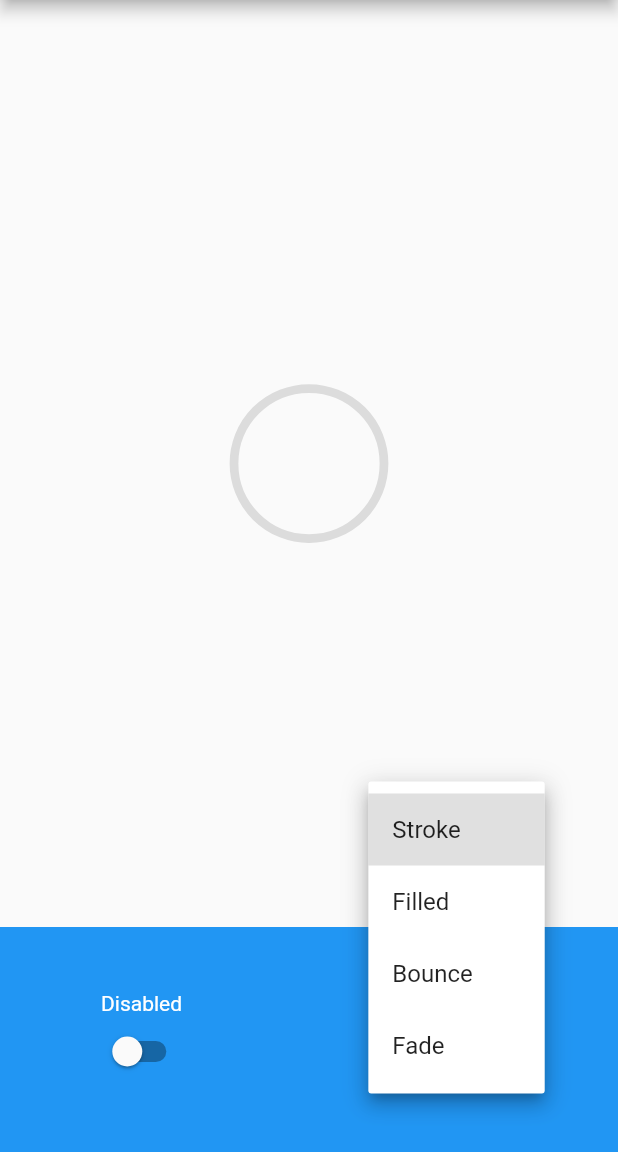
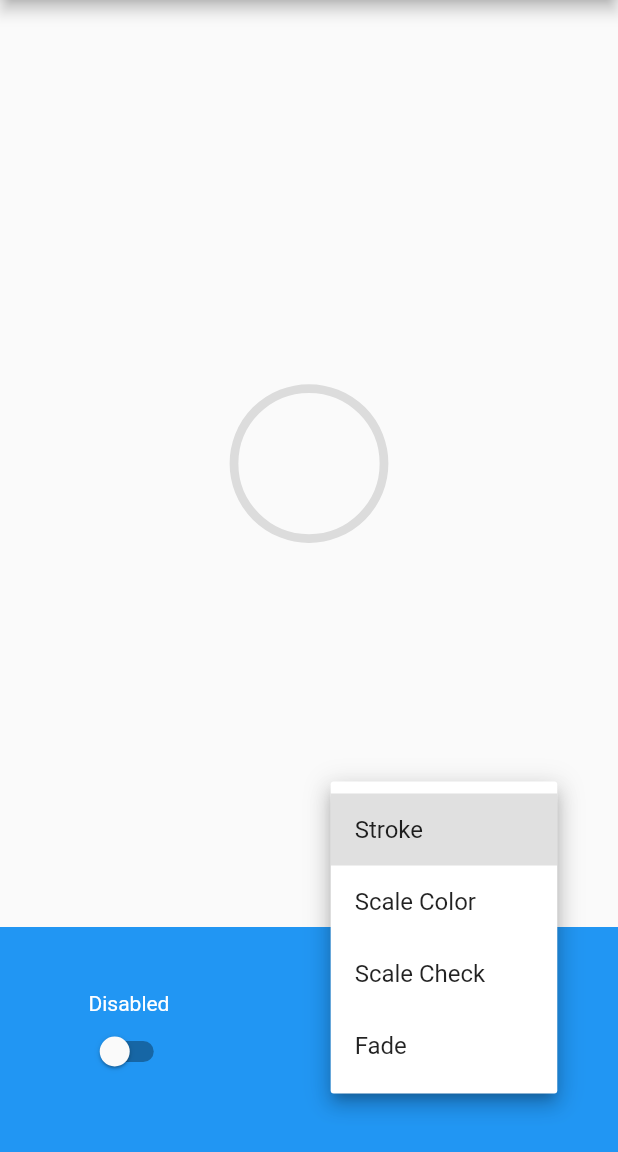
Before and after one commit to HornMichaelS/msh_checkbox, a Flutter app: the screen it shows after launch, after a tap on "Stroke", on a phone screen of 412 x 824 dp, the part 84-1236 px from its top. Run offline on Flutter 3.47's test engine with Material 2 defaults, Android fonts, the phone set to English and light mode, and no system bars.

Commit message:
Add animation to scale in the checkmark

```diff
--- a/example/lib/main.dart
+++ b/example/lib/main.dart
@@ -132,11 +132,11 @@ extension StyleName on MSHCheckboxStyle {
     switch (this) {
       case MSHCheckboxStyle.stroke:
         return "Stroke";
-      case MSHCheckboxStyle.filled:
-        return "Filled";
-      case MSHCheckboxStyle.bounce:
-        return "Bounce";
-      case MSHCheckboxStyle.fade:
+      case MSHCheckboxStyle.fillScaleColor:
+        return "Scale Color";
+      case MSHCheckboxStyle.fillScaleCheck:
+        return "Scale Check";
+      case MSHCheckboxStyle.fillFade:
         return "Fade";
     }
   }
--- a/lib/src/checkboxes/filled_checkbox.dart
+++ b/lib/src/checkboxes/scale_fill_checkbox.dart
@@ -3,8 +3,8 @@ import 'package:msh_checkbox/src/painting/check.dart';
 
 import 'checkbox_base.dart';
 
-class FilledCheckbox extends CheckboxBase {
-  const FilledCheckbox({
+class ScaleFillCheckbox extends CheckboxBase {
+  const ScaleFillCheckbox({
     Key? key,
     required bool isDisabled,
     required Color checkedColor,
--- a/lib/src/msh_checkbox.dart
+++ b/lib/src/msh_checkbox.dart
@@ -1,7 +1,8 @@
 import 'package:flutter/material.dart';
 import 'package:msh_checkbox/src/checkboxes/stroke_checkbox.dart';
 
-import 'checkboxes/filled_checkbox.dart';
+import 'checkboxes/scale_check_checkbox.dart';
+import 'checkboxes/scale_fill_checkbox.dart';
 import 'msh_checkbox_style.dart';
 
 ///
@@ -136,8 +137,8 @@ class _MSHCheckboxState extends State<MSHCheckbox>
           strokeWidth: _strokeWidth,
           size: widget.size,
         );
-      case MSHCheckboxStyle.filled:
-        return FilledCheckbox(
+      case MSHCheckboxStyle.fillScaleColor:
+        return ScaleFillCheckbox(
           isDisabled: widget.isDisabled,
           checkedColor: widget.checkedColor,
           disabledColor: widget.disabledColor,
@@ -146,10 +147,17 @@ class _MSHCheckboxState extends State<MSHCheckbox>
           strokeWidth: _strokeWidth,
           size: widget.size,
         );
-      case MSHCheckboxStyle.bounce:
-        // TODO: Handle this case.
-        break;
-      case MSHCheckboxStyle.fade:
+      case MSHCheckboxStyle.fillScaleCheck:
+        return ScaleCheckCheckbox(
+          isDisabled: widget.isDisabled,
+          checkedColor: widget.checkedColor,
+          disabledColor: widget.disabledColor,
+          uncheckedColor: widget.uncheckedColor,
+          animationController: animationController,
+          strokeWidth: _strokeWidth,
+          size: widget.size,
+        );
+      case MSHCheckboxStyle.fillFade:
         // TODO: Handle this case.
         break;
     }
--- a/lib/src/msh_checkbox_style.dart
+++ b/lib/src/msh_checkbox_style.dart
@@ -3,22 +3,22 @@ enum MSHCheckboxStyle {
   /// Draws a circle and a checkmark inside.
   stroke,
 
-  /// Bounces in the fill color for the circle, while fading in the
+  /// Scales in the fill color (from the center) for the circle, while fading in the
   /// checkmark.
   ///
   /// The fill color is given by [MSHCheckbox.checkedColor], and the checkmark
   /// will be colored white.
-  filled,
+  fillScaleColor,
 
-  /// Fades in a filled circle, while bouncing in the checkmark.
+  /// Fades in a filled circle, while scaling in the checkmark.
   ///
   /// The fill color is given by [MSHCheckbox.checkedColor], and the checkmark
   /// will be colored white.
-  bounce,
+  fillScaleCheck,
 
-  /// Fades in both a filled circle and a checkmark - No bounce animation.
+  /// Fades in both a filled circle and a checkmark - No scaling animation.
   ///
   /// The fill color is given by [MSHCheckbox.checkedColor], and the checkmark
   /// will be colored white.
-  fade,
+  fillFade,
 }
```
Also changed, not shown: lib/src/checkboxes/scale_check_checkbox.dart (added, +72 -0 lines).
